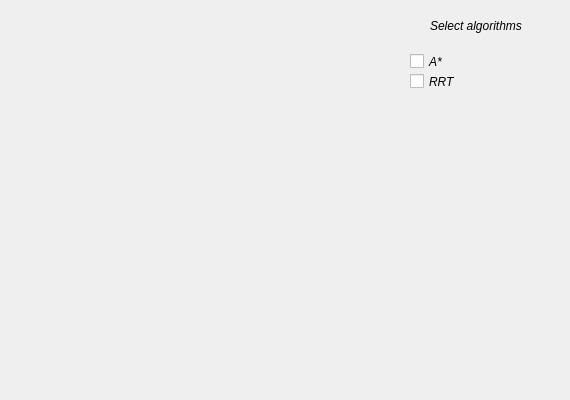
This is src/mainwindow.ui in nicholasalau/PathP-Framework as Qt 5 draws it before an edit. The edited form follows.
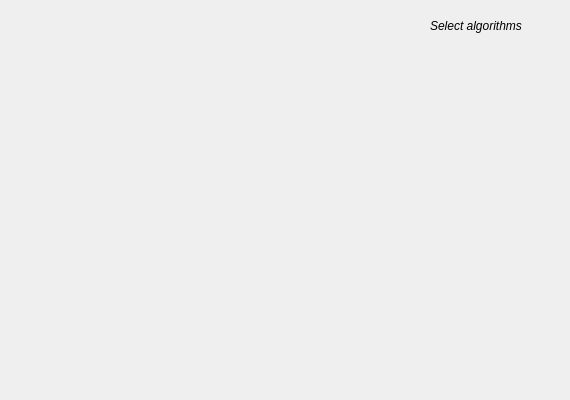
This is the edited form. Custom widgets are drawn as their Qt base class.

What changed in the file:
```diff
--- a/src/mainwindow.ui
+++ b/src/mainwindow.ui
@@ -44,32 +44,6 @@
      <string>Select algorithms</string>
     </property>
    </widget>
-   <widget class="QCheckBox" name="checkBox">
-    <property name="geometry">
-     <rect>
-      <x>410</x>
-      <y>50</y>
-      <width>92</width>
-      <height>23</height>
-     </rect>
-    </property>
-    <property name="text">
-     <string>A*</string>
-    </property>
-   </widget>
-   <widget class="QCheckBox" name="checkBox_2">
-    <property name="geometry">
-     <rect>
-      <x>410</x>
-      <y>70</y>
-      <width>92</width>
-      <height>23</height>
-     </rect>
-    </property>
-    <property name="text">
-     <string>RRT</string>
-    </property>
-   </widget>
   </widget>
  </widget>
  <layoutdefault spacing="6" margin="11"/>
```
